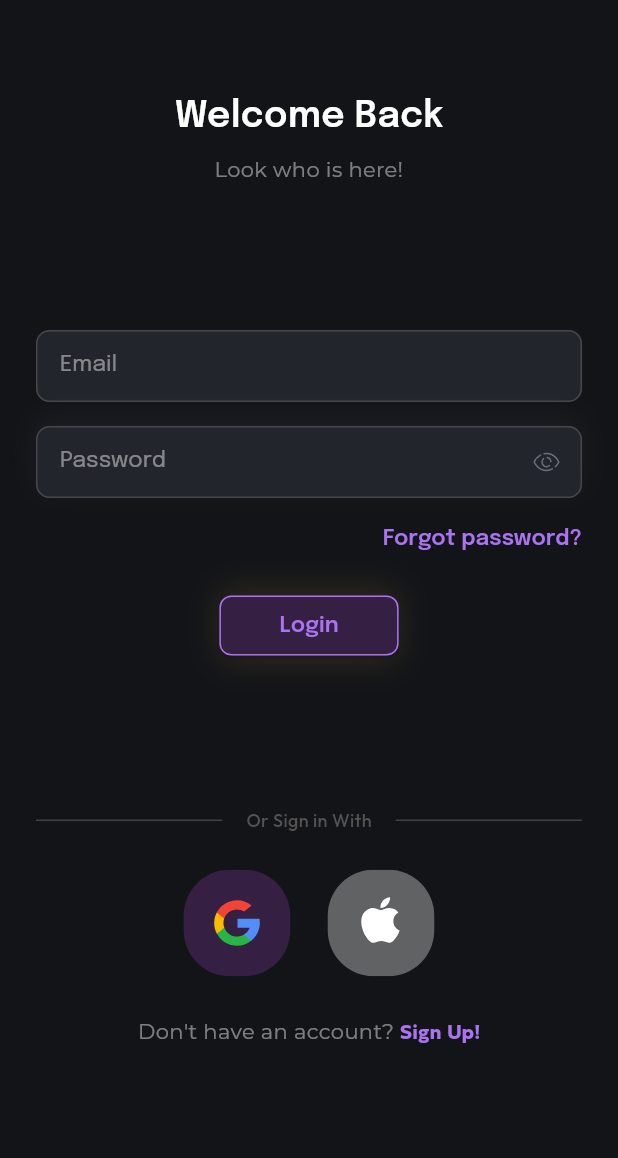
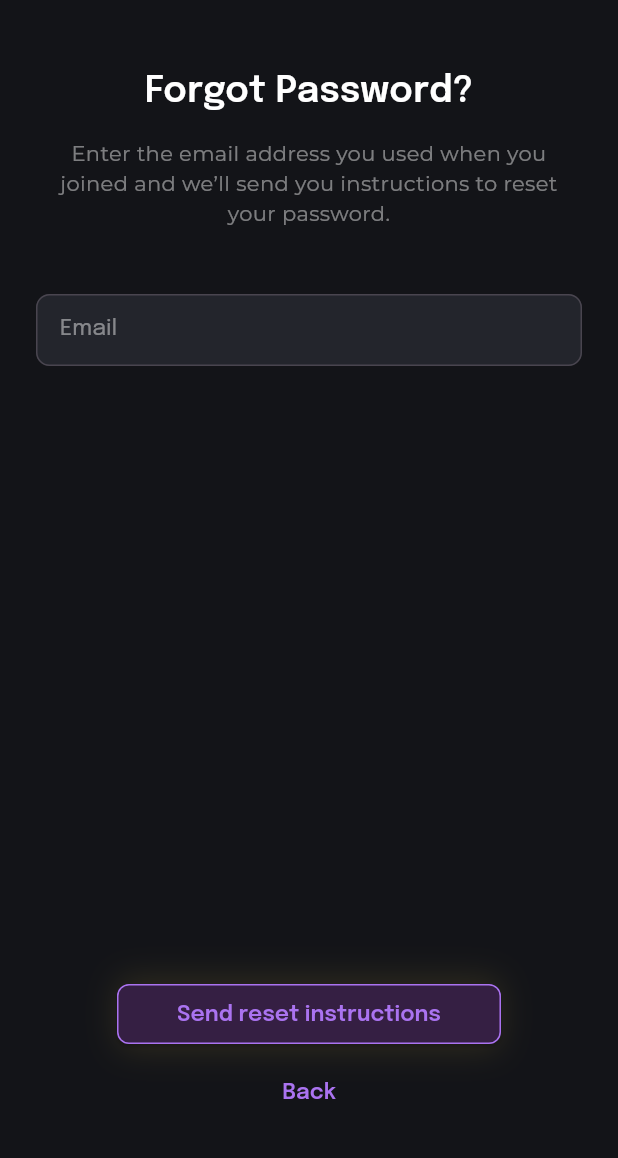
Before and after one commit to DIMAAGR/tech_travel, a Flutter app: the screen it shows after launch, after a tap on "Sign In!", after a tap on "Forgot password?", on a phone screen of 412 x 824 dp, the part 66-1224 px from its top. Run offline on Flutter 3.47's test engine with Material 3 defaults, Android fonts, the phone set to English and light mode, and no system bars; our stand-ins replace dartz, device_info_plus, firebase_auth, firebase_core, flutter_svg, get_it and 5 more; accounts and stored records are empty; generated files the repository leaves out were written again.

Commit message:
feat(forgot-password): implement animated Forgot Password screen
- Added ForgotPasswordView with animated entry for title, subtitle, and form
- Used Stack and AnimatedPositioned for smooth vertical merge effect
- Integrated email controller with ViewModel
- Layout handled by UntoldViewBody for responsiveness
- Added bottom sheet with submit and back buttons

```diff
--- a/lib/src/core/app/app_router.dart
+++ b/lib/src/core/app/app_router.dart
@@ -1,6 +1,7 @@
 import 'package:flutter/material.dart';
 import 'package:tech_travel/src/core/app/app_routes.dart';
 import 'package:tech_travel/src/core/di/injector.dart';
+import 'package:tech_travel/src/presentation/forgot_password/forgot_password_view.dart';
 import 'package:tech_travel/src/presentation/login/login_view.dart';
 import 'package:tech_travel/src/presentation/onboarding/onboarding_view.dart';
 import 'package:tech_travel/src/presentation/signup/sign_up_view.dart';
@@ -10,7 +11,8 @@ class AppRouter {
     return {
       AppRoutes.mainRoute: (context) => SignUpView(viewModel: getIt()),
       AppRoutes.onboarding: (context) => OnboardingView(viewModel: getIt()),
-      AppRoutes.login: (context) => LoginView(viewModel: getIt())
+      AppRoutes.login: (context) => LoginView(viewModel: getIt()),
+      AppRoutes.forgotPassword: (context) => ForgotPasswordView(viewModel: getIt()),
     };
   }
 }
--- a/lib/src/core/app/app_routes.dart
+++ b/lib/src/core/app/app_routes.dart
@@ -2,4 +2,5 @@ abstract class AppRoutes {
   static const String mainRoute = '/';
   static const String onboarding = '/onboarding';
   static const String login = '/login';
+  static const String forgotPassword = '/forgot-password';
 }
--- a/lib/src/core/di/injector.dart
+++ b/lib/src/core/di/injector.dart
@@ -6,6 +6,7 @@ import 'package:tech_travel/src/core/services/permission_services.dart';
 import 'package:tech_travel/src/domain/repositories/login_repository.dart';
 import 'package:tech_travel/src/data/repositories/login_repository_impl.dart';
 import 'package:tech_travel/src/domain/usecases/sign_in_use_case.dart';
+import 'package:tech_travel/src/presentation/forgot_password/forgot_password_view_model.dart';
 import 'package:tech_travel/src/presentation/login/login_view_model.dart';
 import 'package:tech_travel/src/presentation/onboarding/onboarding_view_model.dart';
 import 'package:tech_travel/src/presentation/signup/sign_up_view_model.dart';
@@ -13,26 +14,42 @@ import 'package:tech_travel/src/presentation/signup/sign_up_view_model.dart';
 final getIt = GetIt.instance;
 
 void setupInjector() {
-  // Services
+  ///
+  ///
+  /// Services
+  ///
+  ///
   getIt.registerLazySingleton<FirebaseAuthService>(() => FirebaseAuthService(FirebaseAuth.instance));
   getIt.registerLazySingleton<PermissionService>(() => PermissionService());
   getIt.registerLazySingleton<ImagePickerService>(() => ImagePickerService());
 
-  // Repositories
+  ///
+  ///
+  /// Repositories
+  ///
+  ///
   getIt.registerLazySingleton<LoginRepository>(
     () => LoginRepositoryImpl(
       getIt<FirebaseAuthService>(),
     ),
   );
 
+  ///
+  ///
   /// View-Models
+  ///
+  ///
 
+  // ===================================================
   // Signup View
+  // ===================================================
   getIt.registerLazySingleton<SignupViewModel>(
     () => SignupViewModel(),
   );
 
+  // ===================================================
   // Onboarding View
+  // ===================================================
   getIt.registerLazySingleton<OnboardingViewModel>(
     () => OnboardingViewModel(
       getIt<PermissionService>(),
@@ -40,13 +57,25 @@ void setupInjector() {
     ),
   );
 
+  // ===================================================
   // Login View
-
+  // ===================================================
   getIt.registerLazySingleton<LoginViewModel>(
     () => LoginViewModel(),
   );
 
-  // UseCases
+  // ===================================================
+  // Forgot Password
+  // ===================================================
+  getIt.registerLazySingleton<ForgotPasswordViewModel>(
+    () => ForgotPasswordViewModel(),
+  );
+
+  ///
+  ///
+  /// UseCases
+  ///
+  ///
   getIt.registerFactory(() => SignInWithGoogleUseCase(getIt()));
   getIt.registerFactory(() => SignInWithAppleUseCase(getIt()));
   getIt.registerFactory(() => SignInWithEmailUseCase(getIt()));
--- /dev/null
+++ b/lib/src/presentation/forgot_password/forgot_password_view.dart
@@ -0,0 +1,116 @@
+import 'package:flutter/material.dart';
+import 'package:tech_travel/src/core/theme/app_text_style.dart';
+import 'package:tech_travel/src/presentation/components/untold_button.dart';
+import 'package:tech_travel/src/presentation/components/untold_logo.dart';
+import 'package:tech_travel/src/presentation/components/untold_text_button.dart';
+import 'package:tech_travel/src/presentation/components/untold_text_form_field.dart';
+import 'package:tech_travel/src/presentation/components/untold_view_body.dart';
+import 'package:tech_travel/src/presentation/forgot_password/forgot_password_view_model.dart';
+
+class ForgotPasswordView extends StatefulWidget {
+  final ForgotPasswordViewModel viewModel;
+  const ForgotPasswordView({
+    super.key,
+    required this.viewModel,
+  });
+
+  @override
+  State<ForgotPasswordView> createState() => _ForgotPasswordViewState();
+}
+
+class _ForgotPasswordViewState extends State<ForgotPasswordView> {
+  bool animate = false;
+  final emailTextController = TextEditingController();
+
+  @override
+  void initState() {
+    super.initState();
+    emailTextController.addListener(() => widget.viewModel.setEmail(emailTextController.text));
+
+    Future.delayed(const Duration(milliseconds: 300), () {
+      setState(() {
+        animate = true;
+      });
+    });
+  }
+
+  @override
+  Widget build(BuildContext context) {
+    const duration = Duration(milliseconds: 600);
+
+    return Scaffold(
+      appBar: AppBar(
+        centerTitle: true,
+        title: const UntoldLogo(),
+      ),
+      body: UntoldViewBody(
+        mainAxisAlignment: MainAxisAlignment.start,
+        children: [
+          const SizedBox(height: 32),
+          SizedBox(
+            height: MediaQuery.of(context).size.height / 2,
+            child: Stack(
+              alignment: Alignment.topCenter,
+              children: [
+                Positioned(
+                  top: 0,
+                  child: Text(
+                    'Forgot Password?',
+                    style: AppTextStyle.h1,
+                  ),
+                ),
+                AnimatedPositioned(
+                  top: animate ? 40 : 100,
+                  duration: duration,
+                  curve: Curves.easeOut,
+                  child: SizedBox(
+                    width: MediaQuery.of(context).size.width,
+                    child: Padding(
+                      padding: const EdgeInsets.only(left: 32, right: 32, top: 8, bottom: 48),
+                      child: Text(
+                        'Enter the email address you used when you joined and we’ll send you instructions to reset your password.',
+                        textAlign: TextAlign.center,
+                        style: AppTextStyle.body2,
+                      ),
+                    ),
+                  ),
+                ),
+                AnimatedPositioned(
+                  duration: duration,
+                  top: animate ? 152 : 256,
+                  curve: Curves.easeOut,
+                  child: SizedBox(
+                    width: MediaQuery.of(context).size.width,
+                    child: UntoldTextFormField(
+                      controller: emailTextController,
+                      hintText: 'Email',
+                      useShadow: false,
+                    ),
+                  ),
+                ),
+              ],
+            ),
+          )
+        ],
+      ),
+      bottomSheet: Column(
+        mainAxisSize: MainAxisSize.min,
+        crossAxisAlignment: CrossAxisAlignment.center,
+        children: [
+          UntoldButton(
+            title: 'Send reset instructions',
+            onPressed: () {},
+          ),
+          const SizedBox(height: 8),
+          UntoldTextButton(
+            title: 'Back',
+            height: 40,
+            width: 192,
+            onPressed: () => Navigator.pop(context),
+          ),
+          const SizedBox(height: 32)
+        ],
+      ),
+    );
+  }
+}
--- /dev/null
+++ b/lib/src/presentation/forgot_password/forgot_password_view_model.dart
@@ -0,0 +1,11 @@
+import 'package:mobx/mobx.dart';
+
+part 'forgot_password_view_model.g.dart';
+
+class ForgotPasswordViewModel = ForgotPasswordViewModelBase with _$ForgotPasswordViewModel;
+
+abstract class ForgotPasswordViewModelBase with Store {
+  String email = '';
+
+  void setEmail(String value) => email = value;
+}
--- a/lib/src/presentation/login/login_view.dart
+++ b/lib/src/presentation/login/login_view.dart
@@ -49,7 +49,9 @@ class _LoginViewState extends State<LoginView> {
             emailController: emailTextController,
             passwordController: passwordTextController,
             onLoginPressed: () {},
-            onPasswordPressed: () {},
+            onPasswordPressed: () {
+              Navigator.pushNamed(context, AppRoutes.forgotPassword);
+            },
           ),
           Column(
             children: [
```
Also changed, not shown: lib/src/presentation/forgot_password/forgot_password_view_model.g.dart (added).
